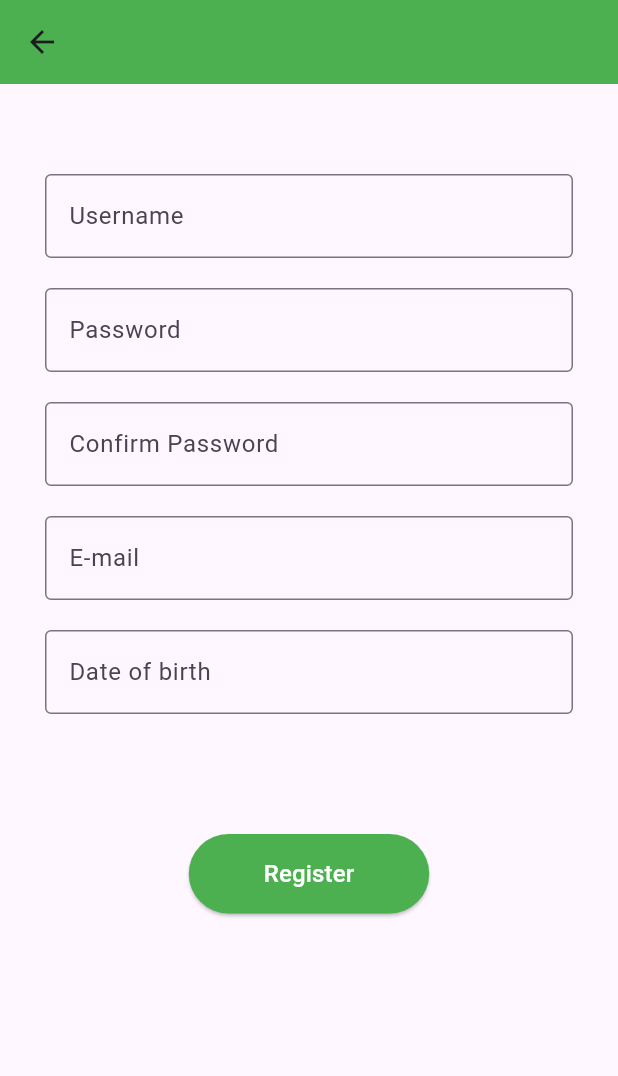
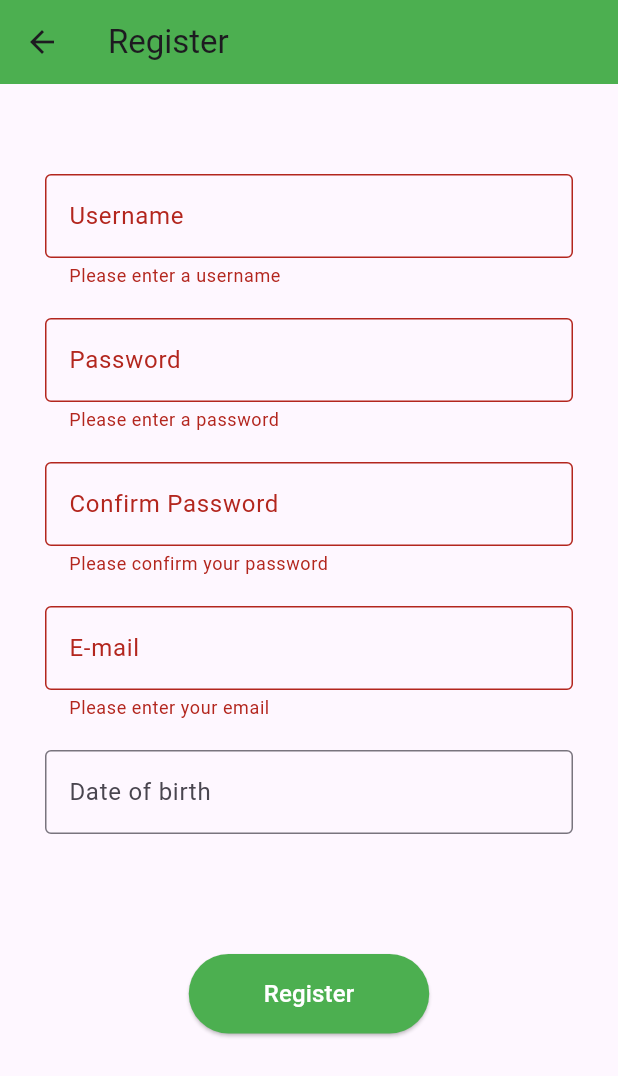
Before and after one commit to ntua-el20123/fridge_mate_app, a Flutter app: the RegisterScreen screen opened directly, after a tap on "Register", on a phone screen of 412 x 824 dp. Shown: the top 1076 px of the screen. Run offline on Flutter 3.47's test engine with Material 3 defaults, Android fonts, the light colour scheme and no system bars; our stand-ins replace sqflite, sqflite_common_ffi; accounts and stored records are empty.

Commit message:
modified:   lib/db.dart 	modified:   lib/main.dart 	modified:   lib/pages/register_page.dart 	modified:   pubspec.lock 	modified:   pubspec.yaml

```diff
--- a/lib/db.dart
+++ b/lib/db.dart
@@ -6,14 +6,49 @@ class User {
   final int? id;
   final String username;
   final String password;
+  final String email;
+  final String dateOfBirth;
 
-  User({this.id, required this.username, required this.password});
+  User(
+      {this.id,
+      required this.username,
+      required this.password,
+      required this.email,
+      required this.dateOfBirth});
 
   Map<String, dynamic> toMap() {
     return {
       'id': id,
       'username': username,
       'password': password,
+      'email': email,
+      'dateOfBirth': dateOfBirth,
+    };
+  }
+}
+
+class Item {
+  final int? id;
+  final int userId;
+  final String itemName;
+  final String? expiryDate;
+  final String? category;
+
+  Item({
+    this.id,
+    required this.userId,
+    required this.itemName,
+    this.expiryDate,
+    this.category,
+  });
+
+  Map<String, dynamic> toMap() {
+    return {
+      'id': id,
+      'userId': userId,
+      'itemName': itemName,
+      'expiryDate': expiryDate,
+      'category': category,
     };
   }
 }
@@ -47,7 +82,9 @@ class Db {
       CREATE TABLE users(
         id INTEGER PRIMARY KEY AUTOINCREMENT,
         username TEXT NOT NULL,
-        password TEXT NOT NULL
+        password TEXT NOT NULL,
+        email TEXT NOT NULL,
+        dateOfBirth TEXT NOT NULL
       )
     ''');
 
@@ -77,6 +114,8 @@ class Db {
         id: maps[i]['id'],
         username: maps[i]['username'],
         password: maps[i]['password'],
+        email: maps[i]['email'],
+        dateOfBirth: maps[i]['dateOfBirth'],
       );
     });
   }
@@ -95,6 +134,8 @@ class Db {
         id: results.first['id'],
         username: results.first['username'],
         password: results.first['password'],
+        email: results.first['email'],
+        dateOfBirth: results.first['dateOfBirth'],
       );
     }
     return null;
--- a/lib/pages/register_page.dart
+++ b/lib/pages/register_page.dart
@@ -1,13 +1,68 @@
 import 'package:flutter/material.dart';
+import 'package:fridge_mate_app/db.dart';
 
-class RegisterScreen extends StatelessWidget {
+class RegisterScreen extends StatefulWidget {
   const RegisterScreen({super.key});
 
-  // Separate the registration logic into its own method.
-  void _onRegister() {
-    // Handle register logic here (e.g., form validation, API call, etc.)
-    // For example:
-    // Navigator.pop(context); // If you want to return after successful registration
+  @override
+  State<RegisterScreen> createState() => _RegisterScreenState();
+}
+
+class _RegisterScreenState extends State<RegisterScreen> {
+  // Form key for validation
+  final _formKey = GlobalKey<FormState>();
+
+  // Controllers to capture text from input fields
+  final _usernameController = TextEditingController();
+  final _passwordController = TextEditingController();
+  final _confirmPasswordController = TextEditingController();
+  final _emailController = TextEditingController();
+  final _dobController = TextEditingController();
+
+  @override
+  void dispose() {
+    // Dispose controllers when the widget is removed from the widget tree
+    _usernameController.dispose();
+    _passwordController.dispose();
+    _confirmPasswordController.dispose();
+    _emailController.dispose();
+    _dobController.dispose();
+    super.dispose();
+  }
+
+  Future<void> _onRegister() async {
+    // 1) Validate the form
+    if (!_formKey.currentState!.validate()) return;
+
+    final username = _usernameController.text.trim();
+    final password = _passwordController.text;
+    final confirmPassword = _confirmPasswordController.text;
+    final email = _emailController.text.trim();
+    final dateOfBirth = _dobController.text.trim();
+
+    // 2) Additional logic: check if passwords match
+    if (password != confirmPassword) {
+      ScaffoldMessenger.of(context).showSnackBar(
+        const SnackBar(
+          content: Text('Passwords do not match.'),
+        ),
+      );
+      return;
+    }
+
+    // 3) Insert user into your DB (example code below)
+    final db = Db.instance; // your DB singleton
+    final user = User(
+      username: username,
+      password: password,
+      email: email,
+      dateOfBirth: dateOfBirth,
+    );
+    print('Inserting user: $user');
+    await db.insertUser(user);
+
+    // 4) Navigate back or onward
+    Navigator.pop(context);
   }
 
   @override
@@ -15,60 +70,96 @@ class RegisterScreen extends StatelessWidget {
     return Scaffold(
       appBar: AppBar(
         backgroundColor: Colors.green,
+        title: const Text('Register'),
       ),
-      // Use SingleChildScrollView to avoid overflow issues on smaller screens.
       body: SingleChildScrollView(
         padding: const EdgeInsets.symmetric(horizontal: 30.0),
+        child: Form(
+          key: _formKey, // Wrap your fields in a Form
           child: Column(
-          // If you want the fields centered vertically, wrap in SizedBox and use
-          // a vertical spacing. Otherwise, remove mainAxisAlignment if you want
-          // to align everything from the top down.
             mainAxisAlignment: MainAxisAlignment.center,
             children: [
               const SizedBox(height: 60),
-            const TextField(
-              decoration: InputDecoration(
+              TextFormField(
+                controller: _usernameController,
+                decoration: const InputDecoration(
                   labelText: 'Username',
                   border: OutlineInputBorder(),
                 ),
+                validator: (value) {
+                  if (value == null || value.trim().isEmpty) {
+                    return 'Please enter a username';
+                  }
+                  return null;
+                },
               ),
               const SizedBox(height: 20),
-            const TextField(
+              TextFormField(
+                controller: _passwordController,
                 obscureText: true,
-              decoration: InputDecoration(
+                decoration: const InputDecoration(
                   labelText: 'Password',
                   border: OutlineInputBorder(),
                 ),
+                validator: (value) {
+                  if (value == null || value.isEmpty) {
+                    return 'Please enter a password';
+                  }
+                  if (value.length < 6) {
+                    return 'Password must be at least 6 characters long';
+                  }
+                  return null;
+                },
               ),
               const SizedBox(height: 20),
-            const TextField(
+              TextFormField(
+                controller: _confirmPasswordController,
                 obscureText: true,
-              decoration: InputDecoration(
+                decoration: const InputDecoration(
                   labelText: 'Confirm Password',
                   border: OutlineInputBorder(),
                 ),
+                // We’ll also check matching in _onRegister, but you can do a quick check here:
+                validator: (value) {
+                  if (value == null || value.isEmpty) {
+                    return 'Please confirm your password';
+                  }
+                  return null;
+                },
               ),
               const SizedBox(height: 20),
-            const TextField(
-              decoration: InputDecoration(
+              TextFormField(
+                controller: _emailController,
+                decoration: const InputDecoration(
                   labelText: 'E-mail',
                   border: OutlineInputBorder(),
                 ),
+                validator: (value) {
+                  if (value == null || value.trim().isEmpty) {
+                    return 'Please enter your email';
+                  }
+                  // Basic email regex or more advanced checks can go here
+                  return null;
+                },
               ),
               const SizedBox(height: 20),
-            const TextField(
-              decoration: InputDecoration(
+              TextFormField(
+                controller: _dobController,
+                decoration: const InputDecoration(
                   labelText: 'Date of birth',
                   border: OutlineInputBorder(),
                 ),
+                // Additional validation if desired
               ),
               const SizedBox(height: 80),
               ElevatedButton(
                 onPressed: _onRegister,
                 style: ElevatedButton.styleFrom(
                   backgroundColor: Colors.green,
-                padding:
-                    const EdgeInsets.symmetric(vertical: 15, horizontal: 50),
+                  padding: const EdgeInsets.symmetric(
+                    vertical: 15,
+                    horizontal: 50,
+                  ),
                   shape: RoundedRectangleBorder(
                     borderRadius: BorderRadius.circular(30),
                   ),
@@ -82,6 +173,7 @@ class RegisterScreen extends StatelessWidget {
             ],
           ),
         ),
+      ),
     );
   }
 }
--- a/pubspec.yaml
+++ b/pubspec.yaml
@@ -30,6 +30,9 @@ environment:
 dependencies:
   flutter:
     sdk: flutter
+  sqflite: ^2.2.8+4
+  path: ^1.8.0
+  sqflite_common_ffi: ^2.3.4+4
 
 
   # The following adds the Cupertino Icons font to your application.
@@ -39,8 +42,6 @@ dependencies:
 dev_dependencies:
   flutter_test:
     sdk: flutter
-  sqflite: ^2.2.8+4
-  path: ^1.8.0
 
   # The "flutter_lints" package below contains a set of recommended lints to
   # encourage good coding practices. The lint set provided by the package is
```
Also changed, not shown: lib/main.dart (+47 -30 lines), pubspec.lock. Lines whose indentation alone changed are shown as unchanged.
